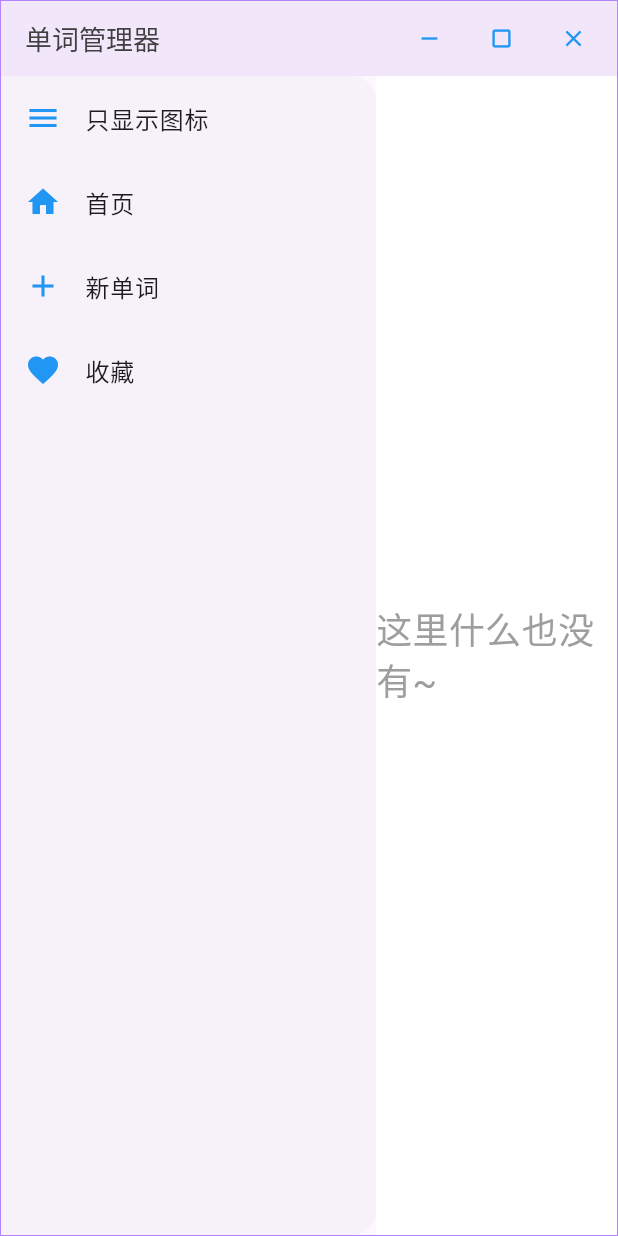
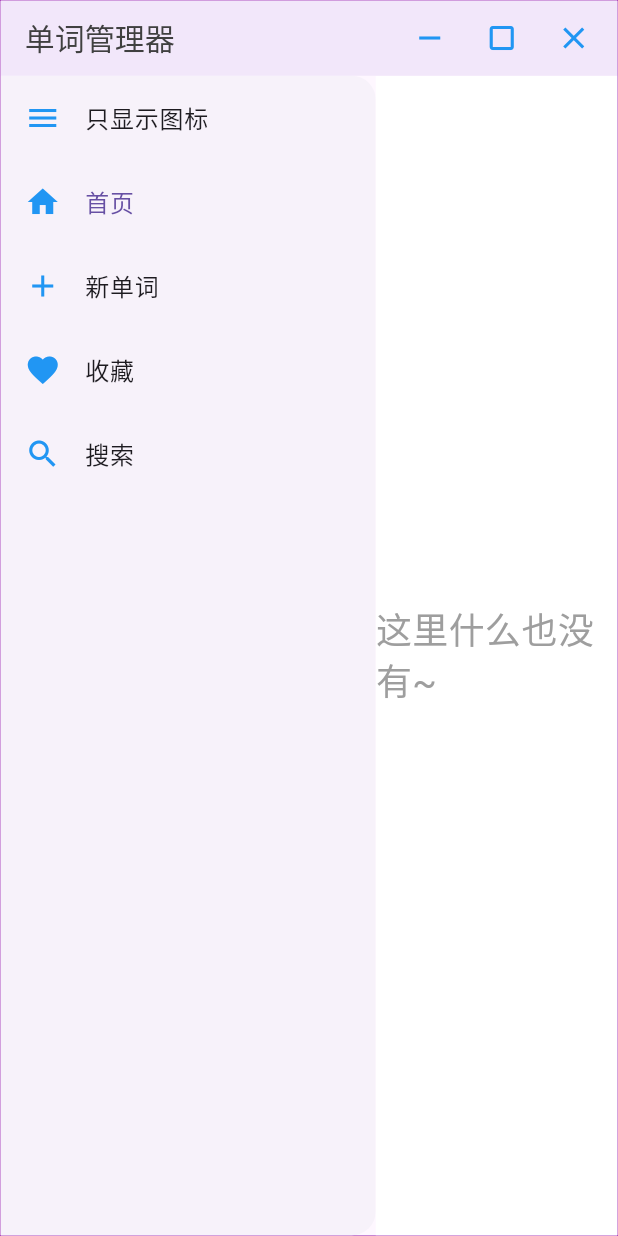
Before and after one commit to haokee-git/words_manager, a Flutter app: the screen it shows after launch, on a phone screen of 412 x 824 dp. Run offline on Flutter 3.47's test engine with Material 3 defaults, Android fonts, the phone set to English and light mode, and no system bars; missing offline and left inert: window_manager; Roboto replaces fonts that are missing (PingFang SC).

Commit message:
add search feature

```diff
--- a/lib/main.dart
+++ b/lib/main.dart
@@ -63,6 +63,7 @@ class _MyHomePageState extends State<MyHomePage> {
   final TextEditingController _meaningController = TextEditingController();
   final List<String> _selectedTypes = [];
   String appBarTitle = '单词管理器';
+  String _searchQuery = '';
 
   @override
   void initState() {
@@ -189,6 +190,10 @@ class _MyHomePageState extends State<MyHomePage> {
           appBarTitle = '单词管理器 - 收藏';
           windowManager.setTitle('单词管理器 - 收藏');
           break;
+        case 3:
+          appBarTitle = '单词管理器 - 搜索';
+          windowManager.setTitle('单词管理器 - 搜索');
+          break;
         default:
           appBarTitle = '单词管理器';
           windowManager.setTitle('单词管理器');
@@ -244,13 +249,12 @@ class _MyHomePageState extends State<MyHomePage> {
       _buildHomePage(),
       _buildNewWordPage(),
       _buildFavoriteWordsPage(),
+      _buildSearchPage(), // 添加搜索页面
     ];
 
     return Container(
       decoration: BoxDecoration(
-        border: Border.all(
-            color: const Color.fromARGB(255, 177, 132, 255),
-            width: 0.7), // 添加边框
+        border: Border.all(color: Colors.purple, width: 0.5), // 添加紫色边框
       ),
       child: Scaffold(
         appBar: PreferredSize(
@@ -260,22 +264,18 @@ class _MyHomePageState extends State<MyHomePage> {
               windowManager.startDragging();
             },
             child: AppBar(
-              title: Text(
-                appBarTitle,
-                style: const TextStyle(
-                  fontSize: 18
-                ),
-              ),
-              backgroundColor: const Color.fromARGB(255, 242, 231, 250),
+              title: Text(appBarTitle), // 使用变量来设置标题
+              backgroundColor:
+                  const Color.fromARGB(255, 242, 231, 250), // 固定背景颜色
               actions: [
                 IconButton(
-                  icon: const Icon(Icons.remove, color: Colors.blue, size: 18),
+                  icon: const Icon(Icons.remove, color: Colors.blue),
                   onPressed: () {
                     windowManager.minimize();
                   },
                 ),
                 IconButton(
-                  icon: const Icon(Icons.crop_square, color: Colors.blue, size: 18),
+                  icon: const Icon(Icons.crop_square, color: Colors.blue),
                   onPressed: () {
                     windowManager.isMaximized().then((isMaximized) {
                       if (isMaximized) {
@@ -287,7 +287,7 @@ class _MyHomePageState extends State<MyHomePage> {
                   },
                 ),
                 IconButton(
-                  icon: const Icon(Icons.close, color: Colors.blue, size: 18),
+                  icon: const Icon(Icons.close, color: Colors.blue),
                   onPressed: () {
                     windowManager.close();
                   },
@@ -300,7 +300,7 @@ class _MyHomePageState extends State<MyHomePage> {
         body: Row(
           children: [
             AnimatedContainer(
-              duration: const Duration(milliseconds: 200),
+              duration: const Duration(milliseconds: 300),
               width: _showIconsOnly ? 70 : 250,
               child: Drawer(
                 child: Container(
@@ -315,29 +315,45 @@ class _MyHomePageState extends State<MyHomePage> {
                         child: ListView(
                           padding: EdgeInsets.zero,
                           children: <Widget>[
-                            Center(
-                              child: ListTile(
+                            ListTile(
                               leading:
                                   const Icon(Icons.home, color: Colors.blue),
                               title: _showText ? const Text('首页') : null,
+                              selected: _selectedIndex == 0,
+                              tileColor: _selectedIndex == 0
+                                  ? Colors.lightBlueAccent
+                                  : null,
                               onTap: () => _onItemTapped(0),
                             ),
-                            ),
-                            Center(
-                              child: ListTile(
+                            ListTile(
                               leading:
                                   const Icon(Icons.add, color: Colors.blue),
                               title: _showText ? const Text('新单词') : null,
+                              selected: _selectedIndex == 1,
+                              tileColor: _selectedIndex == 1
+                                  ? Colors.lightBlueAccent
+                                  : null,
                               onTap: () => _onItemTapped(1),
                             ),
-                            ),
-                            Center(
-                              child: ListTile(
+                            ListTile(
                               leading: const Icon(Icons.favorite,
                                   color: Colors.blue),
                               title: _showText ? const Text('收藏') : null,
+                              selected: _selectedIndex == 2,
+                              tileColor: _selectedIndex == 2
+                                  ? Colors.lightBlueAccent
+                                  : null,
                               onTap: () => _onItemTapped(2),
                             ),
+                            ListTile(
+                              leading: const Icon(Icons.search,
+                                  color: Colors.blue), // 添加搜索图标
+                              title: _showText ? const Text('搜索') : null,
+                              selected: _selectedIndex == 3,
+                              tileColor: _selectedIndex == 3
+                                  ? Colors.lightBlueAccent
+                                  : null,
+                              onTap: () => _onItemTapped(3), // 点击跳转到搜索页面
                             ),
                           ],
                         ),
@@ -445,12 +461,14 @@ class _MyHomePageState extends State<MyHomePage> {
           TextField(
             controller: _wordController,
             decoration: const InputDecoration(
-                labelText: '输入新单词', icon: Icon(Icons.language, color: Colors.blue)),
+                labelText: '输入新单词',
+                icon: Icon(Icons.language, color: Colors.blue)),
           ),
           TextField(
             controller: _meaningController,
             decoration: const InputDecoration(
-                labelText: '输入中文意思（选填）', icon: Icon(Icons.translate, color: Colors.blue)),
+                labelText: '输入中文意思（选填）',
+                icon: Icon(Icons.translate, color: Colors.blue)),
           ),
           const SizedBox(height: 20), // 添加间距
           Wrap(
@@ -475,19 +493,15 @@ class _MyHomePageState extends State<MyHomePage> {
           const SizedBox(height: 20), // 添加间距
           ElevatedButton.icon(
             onPressed: () {
-              _addWord(
-                _wordController.text, _meaningController.text,
-                List<String>.from(_selectedTypes)
-              );
+              _addWord(_wordController.text, _meaningController.text,
+                  List<String>.from(_selectedTypes));
               _wordController.clear();
               _meaningController.clear();
               _selectedTypes.clear();
             },
             style: ButtonStyle(
-              backgroundColor: WidgetStateProperty .all(
-                const Color.fromARGB(255, 221, 245, 255)
-              )
-            ),
+                backgroundColor: WidgetStateProperty.all(
+                    const Color.fromARGB(255, 221, 245, 255))),
             icon: const Icon(Icons.add, color: Colors.blue),
             label: const Text(
               '添加单词',
@@ -600,4 +614,108 @@ class _MyHomePageState extends State<MyHomePage> {
       },
     );
   }
+
+  Widget _buildSearchPage() {
+    return Column(
+      children: [
+        Padding(
+          padding: const EdgeInsets.all(16.0),
+          child: Row(
+            children: [
+              Expanded(
+                child: TextField(
+                  decoration: const InputDecoration(
+                    labelText: '搜索单词',
+                    icon: Icon(Icons.search, color: Colors.blue),
+                  ),
+                  onChanged: (query) {
+                    setState(() {
+                      _searchQuery = query;
+                    });
+                  },
+                  controller: TextEditingController(text: _searchQuery),
+                ),
+              ),
+              IconButton(
+                icon: const Icon(Icons.clear, color: Colors.blue),
+                onPressed: () {
+                  setState(() {
+                    _searchQuery = '';
+                  });
+                },
+              ),
+            ],
+          ),
+        ),
+        Expanded(
+          child: FutureBuilder<List<Map<String, dynamic>>>(
+            future: _loadWords(),
+            builder: (context, snapshot) {
+              if (!snapshot.hasData) {
+                return const Center(child: CircularProgressIndicator());
               }
+              final words = snapshot.data!
+                  .where((word) =>
+                      word['word'].contains(_searchQuery) ||
+                      word['meaning'].contains(_searchQuery))
+                  .toList();
+              if (words.isEmpty) {
+                return const Center(
+                  child: Text(
+                    '没有匹配的单词~',
+                    style: TextStyle(fontSize: 24, color: Colors.grey),
+                  ),
+                );
+              }
+              return ListView.builder(
+                itemCount: words.length,
+                itemBuilder: (context, index) {
+                  final word = words[index];
+                  final types = word['meaning'].isNotEmpty
+                      ? ' ${word['types'].join(' ')}'
+                      : '${word['types'].join(' ')}';
+                  return ListTile(
+                    title: Column(
+                      crossAxisAlignment: CrossAxisAlignment.start,
+                      children: [
+                        Text(
+                          word['word']!,
+                          style:
+                              const TextStyle(fontSize: 24, color: Colors.blue),
+                        ),
+                        if (word['meaning']!.isNotEmpty || types.isNotEmpty)
+                          Text(
+                            '${word['meaning']!}$types',
+                            style: const TextStyle(
+                                fontSize: 16, color: Colors.grey),
+                          ),
+                      ],
+                    ),
+                    trailing: Row(
+                      mainAxisSize: MainAxisSize.min,
+                      children: [
+                        IconButton(
+                          icon: Icon(
+                            word['favorite']
+                                ? Icons.favorite
+                                : Icons.favorite_border,
+                            color: word['favorite'] ? Colors.red : null,
+                          ),
+                          onPressed: () => _toggleFavorite(word['word']!),
+                        ),
+                        IconButton(
+                          icon: const Icon(Icons.delete, color: Colors.blue),
+                          onPressed: () => _confirmDeleteWord(word['word']!),
+                        ),
+                      ],
+                    ),
+                  );
+                },
+              );
+            },
+          ),
+        ),
+      ],
+    );
+  }
+}
```
Lines whose indentation alone changed are shown as unchanged.
